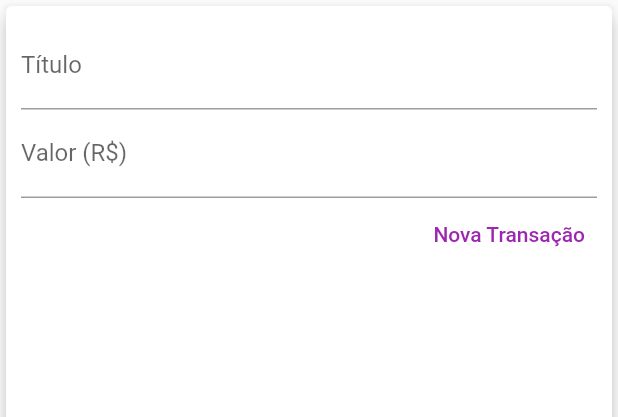
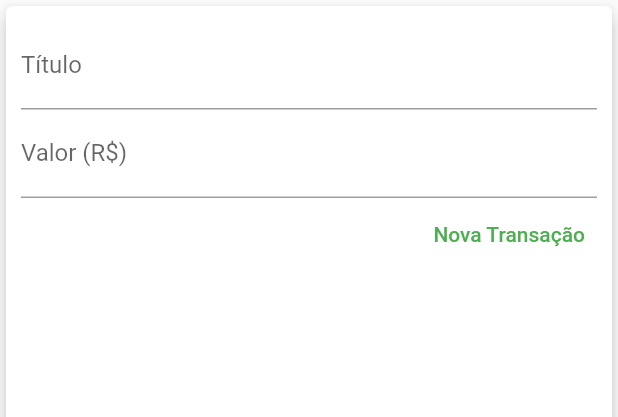
Before and after one commit to nailtonsdelima/expenses-2022, a Flutter app: the TransactionForm widget shown alone on an empty page, opened directly with empty values, after a tap on "Nova Transação", on a phone screen of 412 x 824 dp. Shown: the top 417 px of the screen. Run offline on Flutter 3.47's test engine with Material 2 defaults, Android fonts, the phone set to English and light mode, and no system bars.

```diff
--- a/lib/components/transaction_form.dart
+++ b/lib/components/transaction_form.dart
@@ -1,13 +1,28 @@
 import 'package:flutter/material.dart';
 
-class TransactionForm extends StatelessWidget {
+class TransactionForm extends StatefulWidget {
   // TransactionForm({Key? key}) : super(key: key);
-  TransactionForm(this.onSubmit, {Key? key}) : super(key: key);
+  const TransactionForm(this.onSubmit, {Key? key}) : super(key: key);
 
+  final void Function(String, double) onSubmit;
+
+  @override
+  State<TransactionForm> createState() => _TransactionFormState();
+}
+
+class _TransactionFormState extends State<TransactionForm> {
   final titleController = TextEditingController();
   final valueController = TextEditingController();
 
-  final void Function(String, double) onSubmit;
+  _submitForm() {
+    final title = titleController.text;
+    final value = double.tryParse(valueController.text) ?? 0.0;
+
+    if (title.isEmpty || value <= 0) {
+      return;
+    }
+    widget.onSubmit(title, value);
+  }
 
   @override
   Widget build(BuildContext context) {
@@ -19,6 +34,7 @@ class TransactionForm extends StatelessWidget {
           children: <Widget>[
             TextField(
               controller: titleController,
+              onSubmitted: (value) => _submitForm(),
               decoration: const InputDecoration(
                 labelText: 'Título',
               ),
@@ -27,6 +43,7 @@ class TransactionForm extends StatelessWidget {
               controller: valueController,
               keyboardType:
                   const TextInputType.numberWithOptions(decimal: true),
+              onSubmitted: (value) => _submitForm(),
               decoration: const InputDecoration(
                 labelText: 'Valor (R\$)',
               ),
@@ -35,15 +52,11 @@ class TransactionForm extends StatelessWidget {
               mainAxisAlignment: MainAxisAlignment.end,
               children: [
                 TextButton(
-                  onPressed: () {
-                    final title = titleController.text;
-                    final value = double.tryParse(valueController.text) ?? 0.0;
-                    onSubmit(title, value);
-                  },
-                  child: const Text(
+                  onPressed: _submitForm,
+                  child: Text(
                     'Nova Transação',
                     style: TextStyle(
-                      color: Colors.purple,
+                      color: Theme.of(context).colorScheme.primary,
                     ),
                   ),
                 ),
```
Also changed, not shown: lib/components/transaction_list.dart (+28 -11 lines), lib/components/transaction_user.dart (+7 -39 lines), lib/main.dart (+100 -7 lines), pubspec.yaml (+13 -3 lines), assets/fonts/OpenSans-Bold.ttf (added), assets/fonts/OpenSans-Regular.ttf (added), assets/fonts/Quicksand-Bold.ttf (added), assets/fonts/Quicksand-Light.ttf (added), assets/fonts/Quicksand-Medium.ttf (added), assets/fonts/Quicksand-Regular.ttf (added), assets/images/waiting.png (added).
